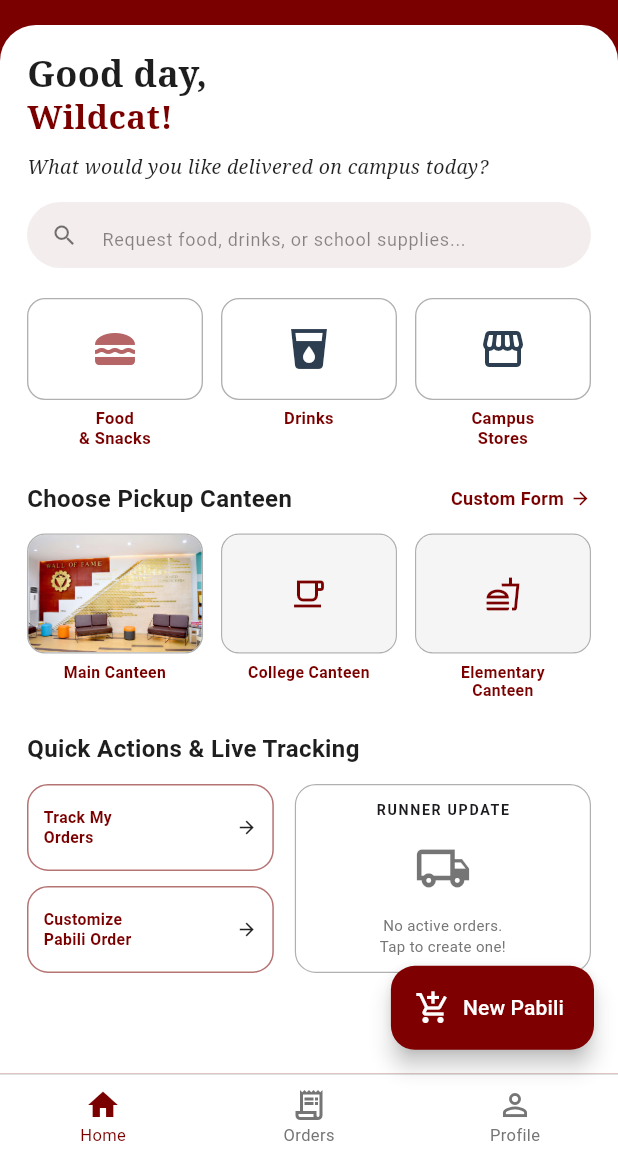
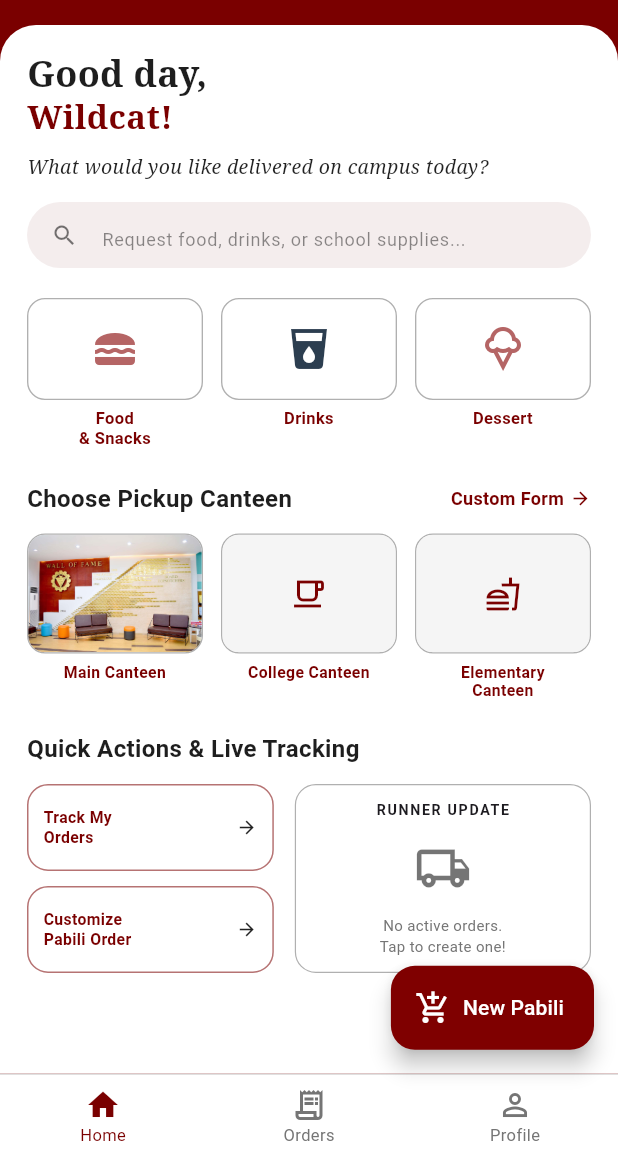
Before and after one commit to Jex02/d-dart, a Flutter app: the CustomerHomeScreen screen opened directly, on a phone screen of 412 x 824 dp, the part 77-1236 px from its top. Run offline on Flutter 3.47's test engine with Material 3 defaults, Android fonts, the phone set to English and light mode, and no system bars; our stand-ins replace image_picker, supabase_flutter; accounts and stored records are empty; network calls fail.

Commit message:
campus store to desser

```diff
--- a/lib/customer_home_screen.dart
+++ b/lib/customer_home_screen.dart
@@ -381,8 +381,8 @@ class _CustomerHomeScreenState extends State<CustomerHomeScreen> {
               const SizedBox(width: 12),
               Expanded(
                 child: _buildCategoryItem(
-                  iconWidget: const Icon(Icons.storefront_outlined, size: 32, color: Color(0xFF2C3E50)),
-                  label: 'Campus\nStores',
+                  iconWidget: const Icon(Icons.icecream_outlined, size: 32, color: Color(0xFFB56565)),
+                  label: 'Dessert\n',
                   onTap: () => _openPabili(pickup: 'Campus Kiosks'),
                 ),
               ),
```
